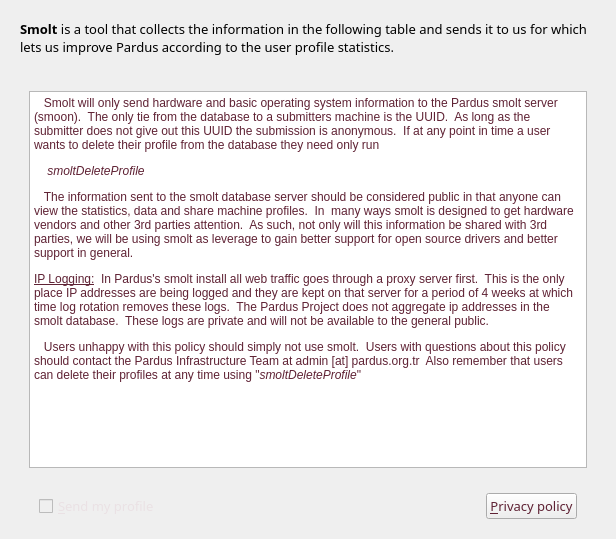
The window that kde/kaptan/src/gui/smoltWidget.ui (pars-linux/uludag) describes before a commit, drawn with Qt 5.
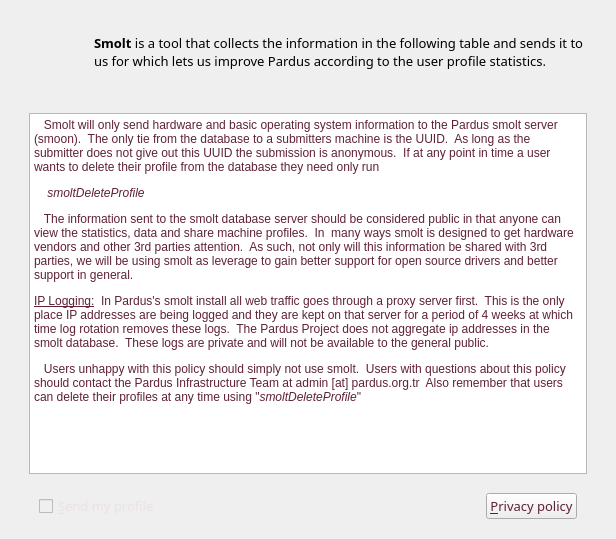
The same window after the commit. The open tabs and pages were chosen to show the change. Icons and pictures are not drawn.

```diff
--- a/kde/kaptan/src/gui/smoltWidget.ui
+++ b/kde/kaptan/src/gui/smoltWidget.ui
@@ -20,7 +20,132 @@
    <property name="margin">
     <number>20</number>
    </property>
-   <item row="4" column="0">
+   <property name="spacing">
+    <number>0</number>
+   </property>
+   <item row="0" column="0">
+    <widget class="QLabel" name="label">
+     <property name="minimumSize">
+      <size>
+       <width>64</width>
+       <height>64</height>
+      </size>
+     </property>
+     <property name="maximumSize">
+      <size>
+       <width>64</width>
+       <height>64</height>
+      </size>
+     </property>
+     <property name="text">
+      <string/>
+     </property>
+     <property name="pixmap">
+      <pixmap resource="raw.qrc">:/raw/pics/view-pim-contacts.png</pixmap>
+     </property>
+    </widget>
+   </item>
+   <item row="0" column="1">
+    <widget class="QLabel" name="description">
+     <property name="minimumSize">
+      <size>
+       <width>0</width>
+       <height>0</height>
+      </size>
+     </property>
+     <property name="font">
+      <font>
+       <family>Sans Serif</family>
+       <pointsize>10</pointsize>
+      </font>
+     </property>
+     <property name="styleSheet">
+      <string notr="true"/>
+     </property>
+     <property name="text">
+      <string>&lt;b&gt;Smolt&lt;/b&gt; is a tool that collects the information in the following table and sends it to us for which lets us improve Pardus according to the user profile statistics.</string>
+     </property>
+     <property name="wordWrap">
+      <bool>true</bool>
+     </property>
+     <property name="indent">
+      <number>10</number>
+     </property>
+    </widget>
+   </item>
+   <item row="1" column="0">
+    <spacer name="verticalSpacer_6">
+     <property name="orientation">
+      <enum>Qt::Vertical</enum>
+     </property>
+     <property name="sizeType">
+      <enum>QSizePolicy::Fixed</enum>
+     </property>
+     <property name="sizeHint" stdset="0">
+      <size>
+       <width>20</width>
+       <height>20</height>
+      </size>
+     </property>
+    </spacer>
+   </item>
+   <item row="2" column="0" colspan="2">
+    <widget class="QStackedWidget" name="stackedWidget">
+     <property name="styleSheet">
+      <string notr="true"/>
+     </property>
+     <property name="currentIndex">
+      <number>0</number>
+     </property>
+     <widget class="QWidget" name="profilePage">
+      <layout class="QGridLayout" name="gridLayout_2">
+       <item row="0" column="0">
+        <widget class="QTableWidget" name="tableWidget">
+         <property name="minimumSize">
+          <size>
+           <width>0</width>
+           <height>200</height>
+          </size>
+         </property>
+         <property name="styleSheet">
+          <string>color: rgb(95, 34, 52);</string>
+         </property>
+         <property name="columnCount">
+          <number>2</number>
+         </property>
+         <column/>
+         <column/>
+        </widget>
+       </item>
+      </layout>
+     </widget>
+     <widget class="QWidget" name="privacyPage">
+      <layout class="QGridLayout" name="gridLayout_3">
+       <item row="0" column="0">
+        <widget class="QTextEdit" name="textEdit">
+         <property name="styleSheet">
+          <string notr="true">#textEdit{
+color: rgb(95, 34, 52);
+}</string>
+         </property>
+         <property name="html">
+          <string>&lt;!DOCTYPE HTML PUBLIC &quot;-//W3C//DTD HTML 4.0//EN&quot; &quot;http://www.w3.org/TR/REC-html40/strict.dtd&quot;&gt;
+&lt;html&gt;&lt;head&gt;&lt;meta name=&quot;qrichtext&quot; content=&quot;1&quot; /&gt;&lt;style type=&quot;text/css&quot;&gt;
+p, li { white-space: pre-wrap; }
+&lt;/style&gt;&lt;/head&gt;&lt;body style=&quot; font-family:'Sans Serif'; font-size:8pt; font-weight:400; font-style:normal;&quot;&gt;
+&lt;p style=&quot; margin-top:12px; margin-bottom:12px; margin-left:0px; margin-right:0px; -qt-block-indent:0; text-indent:0px;&quot;&gt;&lt;span style=&quot; font-size:9pt;&quot;&gt;   Smolt will only send hardware and basic operating system information to the Pardus smolt server (smoon).  The only tie from the database to a submitters machine is the UUID.  As long as the submitter does not give out this UUID the submission is anonymous.  If at any point in time a user wants to delete their profile from the database they need only run&lt;/span&gt;&lt;/p&gt;
+&lt;p style=&quot; margin-top:12px; margin-bottom:12px; margin-left:0px; margin-right:0px; -qt-block-indent:0; text-indent:0px;&quot;&gt;&lt;span style=&quot; font-size:9pt;&quot;&gt;    &lt;/span&gt;&lt;span style=&quot; font-size:9pt; font-style:italic;&quot;&gt;smoltDeleteProfile&lt;/span&gt;&lt;/p&gt;
+&lt;p style=&quot; margin-top:12px; margin-bottom:12px; margin-left:0px; margin-right:0px; -qt-block-indent:0; text-indent:0px;&quot;&gt;&lt;span style=&quot; font-size:9pt;&quot;&gt;   The information sent to the smolt database server should be considered public in that anyone can view the statistics, data and share machine profiles.  In  many ways smolt is designed to get hardware vendors and other 3rd parties attention.  As such, not only will this information be shared with 3rd parties, we will be using smolt as leverage to gain better support for open source drivers and better support in general.&lt;/span&gt;&lt;/p&gt;
+&lt;p style=&quot; margin-top:12px; margin-bottom:12px; margin-left:0px; margin-right:0px; -qt-block-indent:0; text-indent:0px;&quot;&gt;&lt;span style=&quot; font-size:9pt; text-decoration: underline;&quot;&gt;IP Logging:&lt;/span&gt;&lt;span style=&quot; font-size:9pt;&quot;&gt;  In Pardus's smolt install all web traffic goes through a proxy server first.  This is the only place IP addresses are being logged and they are kept on that server for a period of 4 weeks at which time log rotation removes these logs.  The Pardus Project does not aggregate ip addresses in the smolt database.  These logs are private and will not be available to the general public.&lt;/span&gt;&lt;/p&gt;
+&lt;p style=&quot; margin-top:12px; margin-bottom:12px; margin-left:0px; margin-right:0px; -qt-block-indent:0; text-indent:0px;&quot;&gt;&lt;span style=&quot; font-size:9pt;&quot;&gt;   Users unhappy with this policy should simply not use smolt.  Users with questions about this policy should contact the Pardus Infrastructure Team at admin [at] pardus.org.tr  Also remember that users can delete their profiles at any time using &amp;quot;&lt;/span&gt;&lt;span style=&quot; font-size:9pt; font-style:italic;&quot;&gt;smoltDeleteProfile&lt;/span&gt;&lt;span style=&quot; font-size:9pt;&quot;&gt;&amp;quot;&lt;/span&gt;&lt;/p&gt;&lt;/body&gt;&lt;/html&gt;</string>
+         </property>
+        </widget>
+       </item>
+      </layout>
+     </widget>
+    </widget>
+   </item>
+   <item row="3" column="0" colspan="2">
     <layout class="QGridLayout" name="gridLayout">
      <item row="0" column="1" colspan="3">
       <spacer name="verticalSpacer">
@@ -126,103 +251,6 @@
      </item>
     </layout>
    </item>
-   <item row="3" column="0">
-    <widget class="QStackedWidget" name="stackedWidget">
-     <property name="styleSheet">
-      <string notr="true"/>
-     </property>
-     <property name="currentIndex">
-      <number>1</number>
-     </property>
-     <widget class="QWidget" name="profilePage">
-      <layout class="QGridLayout" name="gridLayout_2">
-       <item row="0" column="0">
-        <widget class="QTableWidget" name="tableWidget">
-         <property name="minimumSize">
-          <size>
-           <width>0</width>
-           <height>200</height>
-          </size>
-         </property>
-         <property name="styleSheet">
-          <string>color: rgb(95, 34, 52);</string>
-         </property>
-         <property name="columnCount">
-          <number>2</number>
-         </property>
-         <column/>
-         <column/>
-        </widget>
-       </item>
-      </layout>
-     </widget>
-     <widget class="QWidget" name="privacyPage">
-      <layout class="QGridLayout" name="gridLayout_3">
-       <item row="0" column="0">
-        <widget class="QTextEdit" name="textEdit">
-         <property name="styleSheet">
-          <string notr="true">#textEdit{
-color: rgb(95, 34, 52);
-}</string>
-         </property>
-         <property name="html">
-          <string>&lt;!DOCTYPE HTML PUBLIC &quot;-//W3C//DTD HTML 4.0//EN&quot; &quot;http://www.w3.org/TR/REC-html40/strict.dtd&quot;&gt;
-&lt;html&gt;&lt;head&gt;&lt;meta name=&quot;qrichtext&quot; content=&quot;1&quot; /&gt;&lt;style type=&quot;text/css&quot;&gt;
-p, li { white-space: pre-wrap; }
-&lt;/style&gt;&lt;/head&gt;&lt;body style=&quot; font-family:'Sans Serif'; font-size:9pt; font-weight:400; font-style:normal;&quot;&gt;
-&lt;p style=&quot; margin-top:12px; margin-bottom:12px; margin-left:0px; margin-right:0px; -qt-block-indent:0; text-indent:0px;&quot;&gt;   Smolt will only send hardware and basic operating system information to the Pardus smolt server (smoon).  The only tie from the database to a submitters machine is the UUID.  As long as the submitter does not give out this UUID the submission is anonymous.  If at any point in time a user wants to delete their profile from the database they need only run&lt;/p&gt;
-&lt;p style=&quot; margin-top:12px; margin-bottom:12px; margin-left:0px; margin-right:0px; -qt-block-indent:0; text-indent:0px;&quot;&gt;    &lt;span style=&quot; font-style:italic;&quot;&gt;smoltDeleteProfile&lt;/span&gt;&lt;/p&gt;
-&lt;p style=&quot; margin-top:12px; margin-bottom:12px; margin-left:0px; margin-right:0px; -qt-block-indent:0; text-indent:0px;&quot;&gt;   The information sent to the smolt database server should be considered public in that anyone can view the statistics, data and share machine profiles.  In  many ways smolt is designed to get hardware vendors and other 3rd parties attention.  As such, not only will this information be shared with 3rd parties, we will be using smolt as leverage to gain better support for open source drivers and better support in general.&lt;/p&gt;
-&lt;p style=&quot; margin-top:12px; margin-bottom:12px; margin-left:0px; margin-right:0px; -qt-block-indent:0; text-indent:0px;&quot;&gt;&lt;span style=&quot; text-decoration: underline;&quot;&gt;IP Logging:&lt;/span&gt;  In Pardus's smolt install all web traffic goes through a proxy server first.  This is the only place IP addresses are being logged and they are kept on that server for a period of 4 weeks at which time log rotation removes these logs.  The Pardus Project does not aggregate ip addresses in the smolt database.  These logs are private and will not be available to the general public.&lt;/p&gt;
-&lt;p style=&quot; margin-top:12px; margin-bottom:12px; margin-left:0px; margin-right:0px; -qt-block-indent:0; text-indent:0px;&quot;&gt;   Users unhappy with this policy should simply not use smolt.  Users with questions about this policy should contact the Pardus Infrastructure Team at admin [at] pardus.org.tr  Also remember that users can delete their profiles at any time using &amp;quot;&lt;span style=&quot; font-style:italic;&quot;&gt;smoltDeleteProfile&lt;/span&gt;&amp;quot;&lt;/p&gt;&lt;/body&gt;&lt;/html&gt;</string>
-         </property>
-        </widget>
-       </item>
-      </layout>
-     </widget>
-    </widget>
-   </item>
-   <item row="2" column="0">
-    <spacer name="verticalSpacer_6">
-     <property name="orientation">
-      <enum>Qt::Vertical</enum>
-     </property>
-     <property name="sizeType">
-      <enum>QSizePolicy::Fixed</enum>
-     </property>
-     <property name="sizeHint" stdset="0">
-      <size>
-       <width>20</width>
-       <height>20</height>
-      </size>
-     </property>
-    </spacer>
-   </item>
-   <item row="1" column="0">
-    <widget class="QLabel" name="description">
-     <property name="minimumSize">
-      <size>
-       <width>0</width>
-       <height>0</height>
-      </size>
-     </property>
-     <property name="font">
-      <font>
-       <family>Sans Serif</family>
-       <pointsize>10</pointsize>
-      </font>
-     </property>
-     <property name="styleSheet">
-      <string notr="true"/>
-     </property>
-     <property name="text">
-      <string>&lt;b&gt;Smolt&lt;/b&gt; is a tool that collects the information in the following table and sends it to us for which lets us improve Pardus according to the user profile statistics.</string>
-     </property>
-     <property name="wordWrap">
-      <bool>true</bool>
-     </property>
-    </widget>
-   </item>
   </layout>
  </widget>
  <resources/>
```
Left out of the diff: 4 changed lines with no effect on the pictures.
